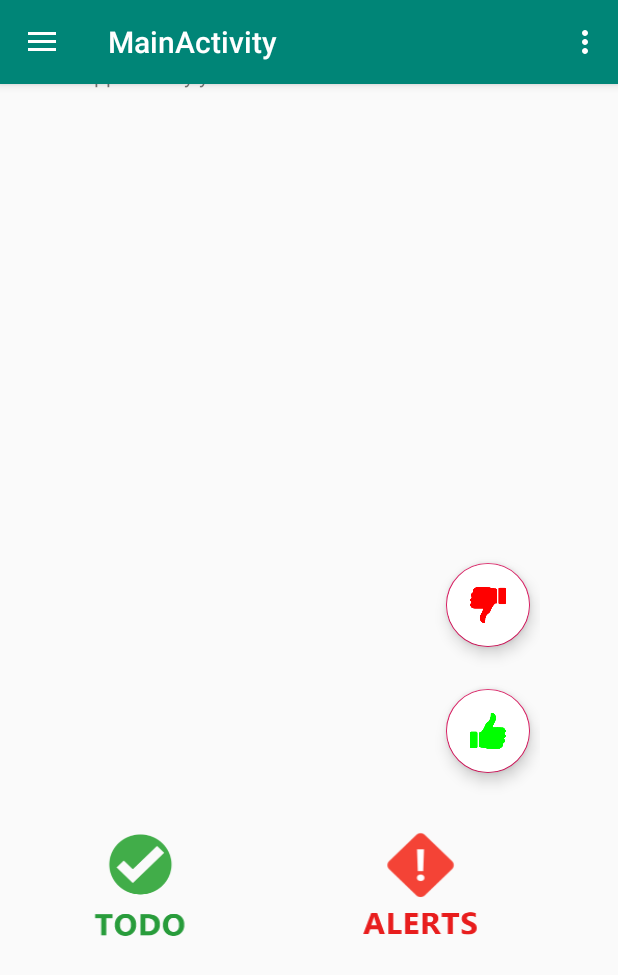
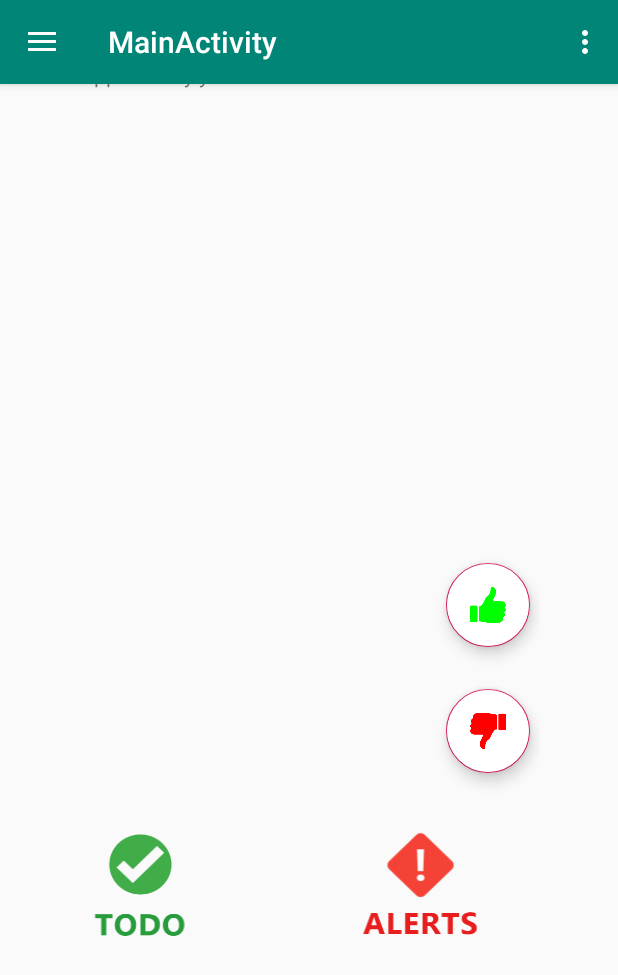
Before and after one commit to shobhit-coder/StaySafe1, an Android app: the MapFragment screen opened directly, with no data from a screen before it, on a phone screen of 412 x 824 dp. Shown: the top 975 px of the screen. Run offline under Robolectric (Android 15) with nearby library versions, the phone set to English and light mode, and no system bars.

Commit message:
added stuff

```diff
--- a/app/src/main/java/com/example/android/staysafe1/MapFragment.java
+++ b/app/src/main/java/com/example/android/staysafe1/MapFragment.java
@@ -31,6 +31,8 @@ import com.google.android.gms.maps.model.MarkerOptions;
 public class MapFragment extends Fragment implements OnMapReadyCallback {
 
     GoogleMap map;
+    String message="";
+
     public MapFragment() {
         // Required empty public constructor
     }
@@ -43,8 +45,17 @@ public class MapFragment extends Fragment implements OnMapReadyCallback {
         View v = inflater.inflate(R.layout.fragment_map,container,false);
         Intent i=getActivity().getIntent();
         final String loginPhoneNumber = i.getStringExtra("phno");
-        Log.v("valueoffinal",loginPhoneNumber);
+        final String bloodgroup = i.getStringExtra("bloodgroup");
+        final String nam = i.getStringExtra("name");
+        final String lat1 = i.getStringExtra("lat");
+        final String lon1 = i.getStringExtra("lon");
+        Log.v("valueoffinal",loginPhoneNumber+bloodgroup+nam+lat1+lon1);
         Button todo = (Button)v.findViewById(R.id.todo_b);
+
+        message=getActivity().getIntent().getStringExtra("message");
+
+
+
         todo.setOnClickListener(new View.OnClickListener() {
             @Override
             public void onClick(View view) {
@@ -140,6 +151,9 @@ public class MapFragment extends Fragment implements OnMapReadyCallback {
     @Override
     public void onMapReady(GoogleMap googleMap){
         map=googleMap;
+        if(message!=null){
+            Log.v("fcmdata",message);
+        }
 
         LatLng point=new LatLng(12.925471,77.501349);
         MarkerOptions markerOptions = new MarkerOptions();
--- a/app/src/main/res/layout/fragment_map.xml
+++ b/app/src/main/res/layout/fragment_map.xml
@@ -44,7 +44,7 @@
             android:layout_marginStart="8dp"
             android:layout_marginEnd="16dp"
             android:layout_marginBottom="32dp"
-            android:src="@drawable/unsafe"
+            android:src="@drawable/safe"
             app:layout_anchorGravity="bottom|right"
             app:layout_constraintBottom_toBottomOf="parent"
             app:layout_constraintEnd_toEndOf="parent"
@@ -59,13 +59,12 @@
             android:layout_marginStart="8dp"
             android:layout_marginEnd="16dp"
             android:layout_marginBottom="28dp"
-            android:background="@drawable/safe"
             app:layout_anchorGravity="bottom|right"
             app:layout_constraintBottom_toTopOf="@+id/floatingActionButton_unsafe"
             app:layout_constraintEnd_toEndOf="parent"
             app:layout_constraintHorizontal_bias="1.0"
             app:layout_constraintStart_toStartOf="parent"
-            android:src="@drawable/safe"
+            android:src="@drawable/unsafe"
             android:backgroundTint="#FFFFFF"/>
 
 
```
Also changed, not shown: app/src/main/java/com/example/android/staysafe1/LoginActivity.java (+30 -22 lines), app/src/main/java/com/example/android/staysafe1/MyFirebaseMessagingService.java (+22 -4 lines).
